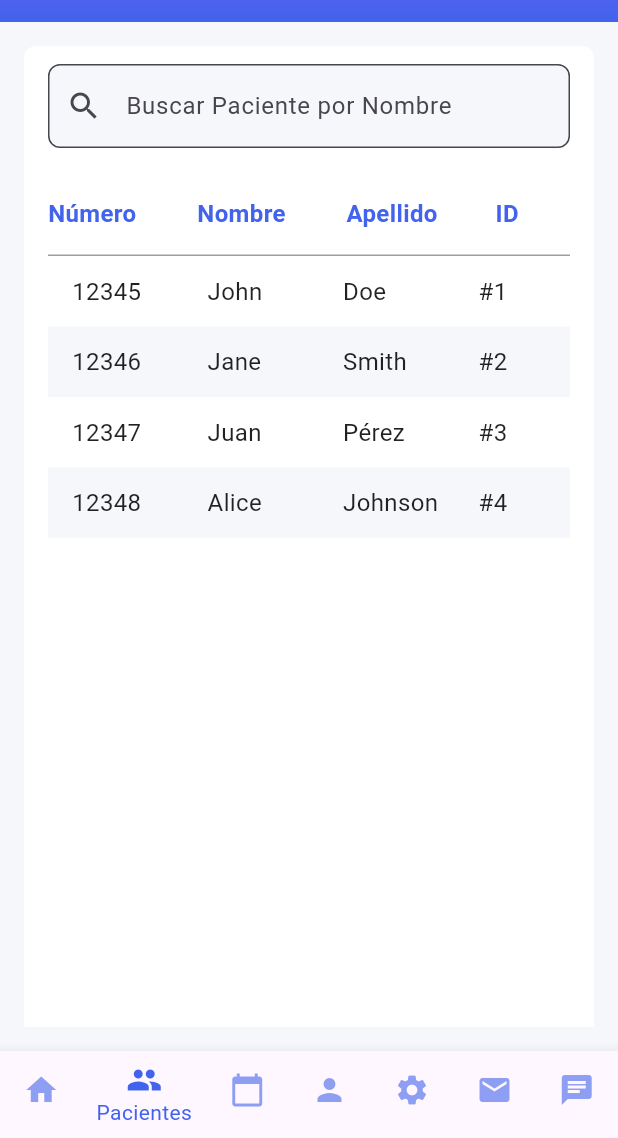
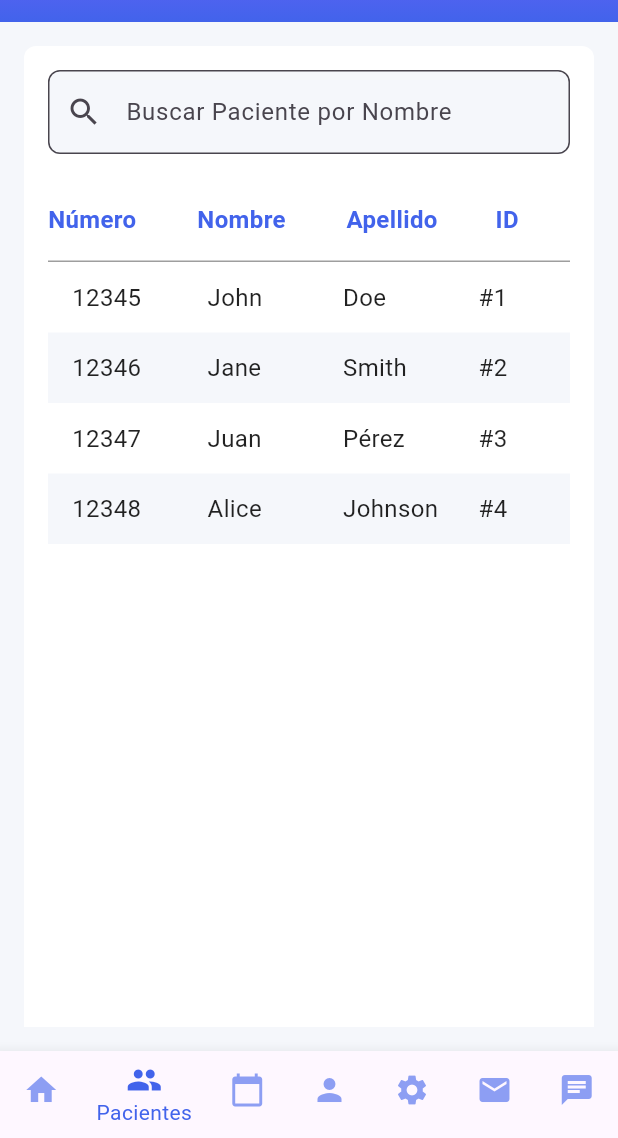
Before and after one commit to pabrcno/indigo, a Flutter app: the screen it shows after launch, item 2 of the bottom bar chosen, on a phone screen of 412 x 824 dp, the part 98-1236 px from its top. Run offline on Flutter 3.47's test engine with Material 3 defaults, Android fonts, the phone set to English and light mode, and no system bars; our stand-ins replace drift, fl_chart, flutter_riverpod, freezed_annotation; accounts and stored records are empty; generated files the repository leaves out were written again; network calls fail.

Commit message:
fix padding on the patients card

```diff
--- a/lib/screens/patients_screen.dart
+++ b/lib/screens/patients_screen.dart
@@ -49,7 +49,7 @@ class _PatientsScreenState extends ConsumerState<PatientsScreen> {
       backgroundColor: const Color(0xFFF5F7FB), // Light background
       body: Container(
         margin: kPadding,
-        padding: const EdgeInsets.symmetric(vertical: 12, horizontal: 16),
+        padding: kPadding,
         decoration: const BoxDecoration(
           color: Colors.white,
           borderRadius: BorderRadius.only(
```
